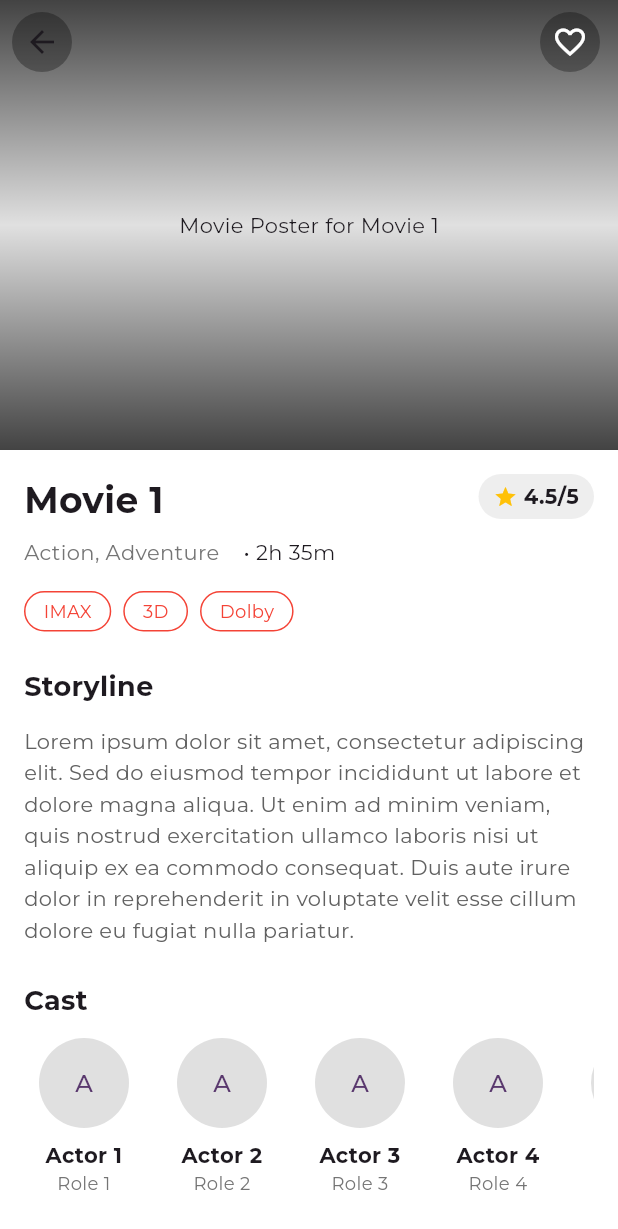
After one commit to bimaega15/tixid-learn, a Flutter app: the HomeScreen screen opened directly, after a tap on "Movie Poster", on a phone screen of 412 x 824 dp. The commit adds this screen. Shown: the top 1229 px of the screen. Run offline on Flutter 3.47's test engine with Material 2 defaults, Android fonts, the phone set to English and light mode, and no system bars; our stand-ins replace equatable, flutter_bloc; network calls fail; project files that could hold a hidden picture were left out.

Commit message:
Detail tickets

```diff
--- a/lib/screens/home_screen.dart
+++ b/lib/screens/home_screen.dart
@@ -2,6 +2,7 @@ import 'package:flutter/material.dart';
 import 'movie_screen.dart';
 import 'tickets_screen.dart';
 import 'profile_screen.dart';
+import 'movie_detail_screen.dart';
 
 class HomeScreen extends StatefulWidget {
   const HomeScreen({Key? key}) : super(key: key);
@@ -159,6 +160,7 @@ class _HomeContent extends StatelessWidget {
             itemCount: 5,
             itemBuilder: (context, index) {
               return _buildMovieCard(
+                context,
                 'Movie ${index + 1}',
                 'Action, Adventure',
                 '4.${5 + index}/5',
@@ -267,9 +269,23 @@ class _HomeContent extends StatelessWidget {
     );
   }
 
-  Widget _buildMovieCard(
-      String title, String genre, String rating, String imageAsset) {
-    return Container(
+  Widget _buildMovieCard(BuildContext context, String title, String genre,
+      String rating, String imageAsset) {
+    return GestureDetector(
+      onTap: () {
+        Navigator.push(
+          context,
+          MaterialPageRoute(
+            builder: (context) => MovieDetailScreen(
+              title: title,
+              genre: genre,
+              rating: rating,
+              imageAsset: imageAsset,
+            ),
+          ),
+        );
+      },
+      child: Container(
         width: 160,
         margin: const EdgeInsets.only(right: 16),
         child: Column(
@@ -310,6 +326,7 @@ class _HomeContent extends StatelessWidget {
             ),
           ],
         ),
+      ),
     );
   }
 
--- /dev/null
+++ b/lib/screens/movie_detail_screen.dart
@@ -0,0 +1,365 @@
+import 'package:flutter/material.dart';
+
+class MovieDetailScreen extends StatefulWidget {
+  final String title;
+  final String genre;
+  final String rating;
+  final String imageAsset;
+
+  const MovieDetailScreen({
+    Key? key,
+    required this.title,
+    required this.genre,
+    required this.rating,
+    required this.imageAsset,
+  }) : super(key: key);
+
+  @override
+  State<MovieDetailScreen> createState() => _MovieDetailScreenState();
+}
+
+class _MovieDetailScreenState extends State<MovieDetailScreen> {
+  bool _isFavorite = false;
+
+  @override
+  Widget build(BuildContext context) {
+    return Scaffold(
+      body: Container(
+        color: Colors.white,
+        child: CustomScrollView(
+          slivers: [
+            _buildAppBar(),
+            SliverToBoxAdapter(
+              child: Padding(
+                padding: const EdgeInsets.all(16.0),
+                child: Column(
+                  crossAxisAlignment: CrossAxisAlignment.start,
+                  children: [
+                    _buildMovieInfo(),
+                    const SizedBox(height: 24),
+                    _buildStoryline(),
+                    const SizedBox(height: 24),
+                    _buildCastSection(),
+                    const SizedBox(height: 24),
+                    _buildShowtimes(),
+                    const SizedBox(height: 24),
+                    _buildBookButton(),
+                    const SizedBox(height: 16),
+                  ],
+                ),
+              ),
+            ),
+          ],
+        ),
+      ),
+    );
+  }
+
+  Widget _buildAppBar() {
+    return SliverAppBar(
+      expandedHeight: 300,
+      pinned: true,
+      flexibleSpace: FlexibleSpaceBar(
+        background: Stack(
+          fit: StackFit.expand,
+          children: [
+            Container(
+              color: Colors.grey[300],
+              child: Center(child: Text('Movie Poster for ${widget.title}')),
+              // In a real app, use:
+              // Image.asset(widget.imageAsset, fit: BoxFit.cover),
+            ),
+            Container(
+              decoration: BoxDecoration(
+                gradient: LinearGradient(
+                  begin: Alignment.topCenter,
+                  end: Alignment.bottomCenter,
+                  colors: [
+                    Colors.black.withOpacity(0.7),
+                    Colors.transparent,
+                    Colors.black.withOpacity(0.7),
+                  ],
+                ),
+              ),
+            ),
+          ],
+        ),
+      ),
+      leading: Container(
+        margin: const EdgeInsets.all(8),
+        decoration: BoxDecoration(
+          color: Colors.black.withOpacity(0.3),
+          shape: BoxShape.circle,
+        ),
+        child: IconButton(
+          icon: const Icon(Icons.arrow_back),
+          onPressed: () => Navigator.pop(context),
+        ),
+      ),
+      actions: [
+        Container(
+          margin: const EdgeInsets.all(8),
+          decoration: BoxDecoration(
+            color: Colors.black.withOpacity(0.3),
+            shape: BoxShape.circle,
+          ),
+          child: IconButton(
+            icon: Icon(_isFavorite ? Icons.favorite : Icons.favorite_border,
+                color: _isFavorite ? Colors.red : Colors.white),
+            onPressed: () {
+              setState(() {
+                _isFavorite = !_isFavorite;
+              });
+            },
+          ),
+        ),
+      ],
+    );
+  }
+
+  Widget _buildMovieInfo() {
+    return Column(
+      crossAxisAlignment: CrossAxisAlignment.start,
+      children: [
+        Row(
+          crossAxisAlignment: CrossAxisAlignment.start,
+          children: [
+            Expanded(
+              child: Text(
+                widget.title,
+                style: const TextStyle(
+                  fontSize: 24,
+                  fontWeight: FontWeight.bold,
+                ),
+              ),
+            ),
+            Container(
+              padding: const EdgeInsets.symmetric(horizontal: 10, vertical: 5),
+              decoration: BoxDecoration(
+                color: Colors.grey[200],
+                borderRadius: BorderRadius.circular(20),
+              ),
+              child: Row(
+                children: [
+                  const Icon(Icons.star, color: Colors.amber, size: 16),
+                  const SizedBox(width: 4),
+                  Text(
+                    widget.rating,
+                    style: const TextStyle(fontWeight: FontWeight.bold),
+                  ),
+                ],
+              ),
+            ),
+          ],
+        ),
+        const SizedBox(height: 8),
+        Row(
+          children: [
+            Text(
+              widget.genre,
+              style: TextStyle(color: Colors.grey[600]),
+            ),
+            const SizedBox(width: 16),
+            const Text("• 2h 35m"),
+          ],
+        ),
+        const SizedBox(height: 16),
+        Wrap(
+          spacing: 8,
+          children: [
+            _buildTag('IMAX'),
+            _buildTag('3D'),
+            _buildTag('Dolby'),
+          ],
+        ),
+      ],
+    );
+  }
+
+  Widget _buildTag(String text) {
+    return Container(
+      padding: const EdgeInsets.symmetric(horizontal: 12, vertical: 4),
+      decoration: BoxDecoration(
+        border: Border.all(color: Colors.red),
+        borderRadius: BorderRadius.circular(16),
+      ),
+      child: Text(
+        text,
+        style: const TextStyle(color: Colors.red, fontSize: 12),
+      ),
+    );
+  }
+
+  Widget _buildStoryline() {
+    return Column(
+      crossAxisAlignment: CrossAxisAlignment.start,
+      children: [
+        const Text(
+          'Storyline',
+          style: TextStyle(fontSize: 18, fontWeight: FontWeight.bold),
+        ),
+        const SizedBox(height: 12),
+        Text(
+          'Lorem ipsum dolor sit amet, consectetur adipiscing elit. Sed '
+          'do eiusmod tempor incididunt ut labore et dolore magna aliqua. '
+          'Ut enim ad minim veniam, quis nostrud exercitation ullamco laboris '
+          'nisi ut aliquip ex ea commodo consequat. Duis aute irure dolor in '
+          'reprehenderit in voluptate velit esse cillum dolore eu fugiat nulla '
+          'pariatur.',
+          style: TextStyle(color: Colors.grey[700], height: 1.5),
+        ),
+      ],
+    );
+  }
+
+  Widget _buildCastSection() {
+    return Column(
+      crossAxisAlignment: CrossAxisAlignment.start,
+      children: [
+        const Text(
+          'Cast',
+          style: TextStyle(fontSize: 18, fontWeight: FontWeight.bold),
+        ),
+        const SizedBox(height: 12),
+        SizedBox(
+          height: 110,
+          child: ListView.builder(
+            scrollDirection: Axis.horizontal,
+            itemCount: 5,
+            itemBuilder: (context, index) {
+              return _buildCastMember(
+                'Actor ${index + 1}',
+                'Role ${index + 1}',
+              );
+            },
+          ),
+        ),
+      ],
+    );
+  }
+
+  Widget _buildCastMember(String name, String role) {
+    return Container(
+      width: 80,
+      margin: const EdgeInsets.only(right: 12),
+      child: Column(
+        children: [
+          CircleAvatar(
+            radius: 30,
+            backgroundColor: Colors.grey[300],
+            child: Text(name.substring(0, 1)),
+          ),
+          const SizedBox(height: 8),
+          Text(
+            name,
+            textAlign: TextAlign.center,
+            style: const TextStyle(fontWeight: FontWeight.bold),
+            maxLines: 1,
+            overflow: TextOverflow.ellipsis,
+          ),
+          Text(
+            role,
+            textAlign: TextAlign.center,
+            style: TextStyle(color: Colors.grey[600], fontSize: 12),
+            maxLines: 1,
+            overflow: TextOverflow.ellipsis,
+          ),
+        ],
+      ),
+    );
+  }
+
+  Widget _buildShowtimes() {
+    return Column(
+      crossAxisAlignment: CrossAxisAlignment.start,
+      children: [
+        const Text(
+          'Showtimes',
+          style: TextStyle(fontSize: 18, fontWeight: FontWeight.bold),
+        ),
+        const SizedBox(height: 12),
+        SingleChildScrollView(
+          scrollDirection: Axis.horizontal,
+          child: Row(
+            children: [
+              _buildDateTab('Today', true),
+              const SizedBox(width: 8),
+              _buildDateTab('Tomorrow', false),
+              const SizedBox(width: 8),
+              _buildDateTab('Wed, 21 Dec', false),
+            ],
+          ),
+        ),
+        const SizedBox(height: 12),
+        SingleChildScrollView(
+          scrollDirection: Axis.horizontal,
+          child: Row(
+            children: [
+              _buildTimeSlot('10:00 AM'),
+              const SizedBox(width: 8),
+              _buildTimeSlot('12:30 PM'),
+              const SizedBox(width: 8),
+              _buildTimeSlot('3:15 PM'),
+              const SizedBox(width: 8),
+              _buildTimeSlot('8:45 PM'),
+              const SizedBox(width: 8),
+              _buildTimeSlot('10:30 PM'),
+            ],
+          ),
+        ),
+      ],
+    );
+  }
+
+  Widget _buildDateTab(String date, bool isSelected) {
+    return Container(
+      padding: const EdgeInsets.symmetric(vertical: 8, horizontal: 12),
+      decoration: BoxDecoration(
+        color: isSelected ? Colors.red : Colors.transparent,
+        borderRadius: BorderRadius.circular(8),
+        border: isSelected ? null : Border.all(color: Colors.grey),
+      ),
+      child: Text(
+        date,
+        style: TextStyle(
+          color: isSelected ? Colors.white : Colors.black,
+          fontWeight: isSelected ? FontWeight.bold : FontWeight.normal,
+        ),
+      ),
+    );
+  }
+
+  Widget _buildTimeSlot(String time) {
+    return Container(
+      padding: const EdgeInsets.symmetric(vertical: 10, horizontal: 14),
+      decoration: BoxDecoration(
+        border: Border.all(color: Colors.grey),
+        borderRadius: BorderRadius.circular(8),
+      ),
+      child: Text(time),
+    );
+  }
+
+  Widget _buildBookButton() {
+    return SizedBox(
+      width: double.infinity,
+      child: ElevatedButton(
+        onPressed: () {
+          // Navigate to booking screen
+        },
+        style: ElevatedButton.styleFrom(
+          backgroundColor: Colors.red,
+          padding: const EdgeInsets.symmetric(vertical: 16),
+          shape: RoundedRectangleBorder(
+            borderRadius: BorderRadius.circular(12),
+          ),
+        ),
+        child: const Text(
+          'Book Tickets',
+          style: TextStyle(
+              fontSize: 16, fontWeight: FontWeight.bold, color: Colors.white),
+        ),
+      ),
+    );
+  }
+}
```
Lines whose indentation alone changed are shown as unchanged.
